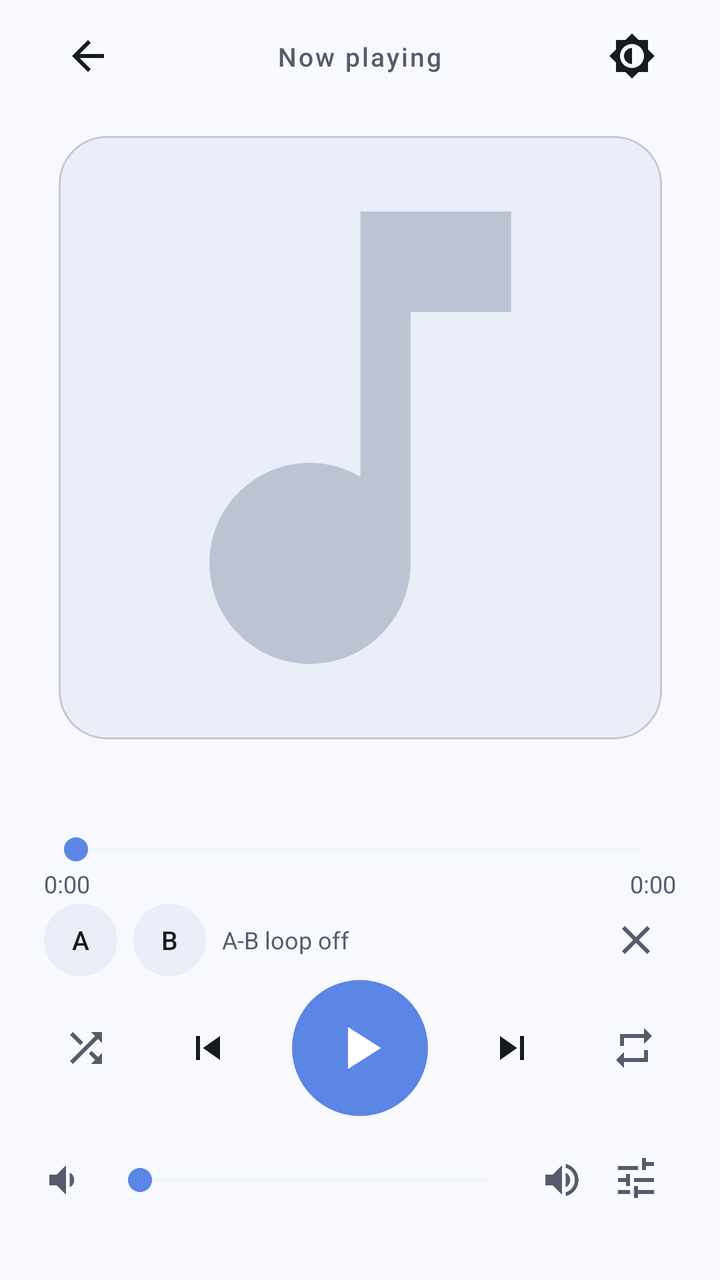
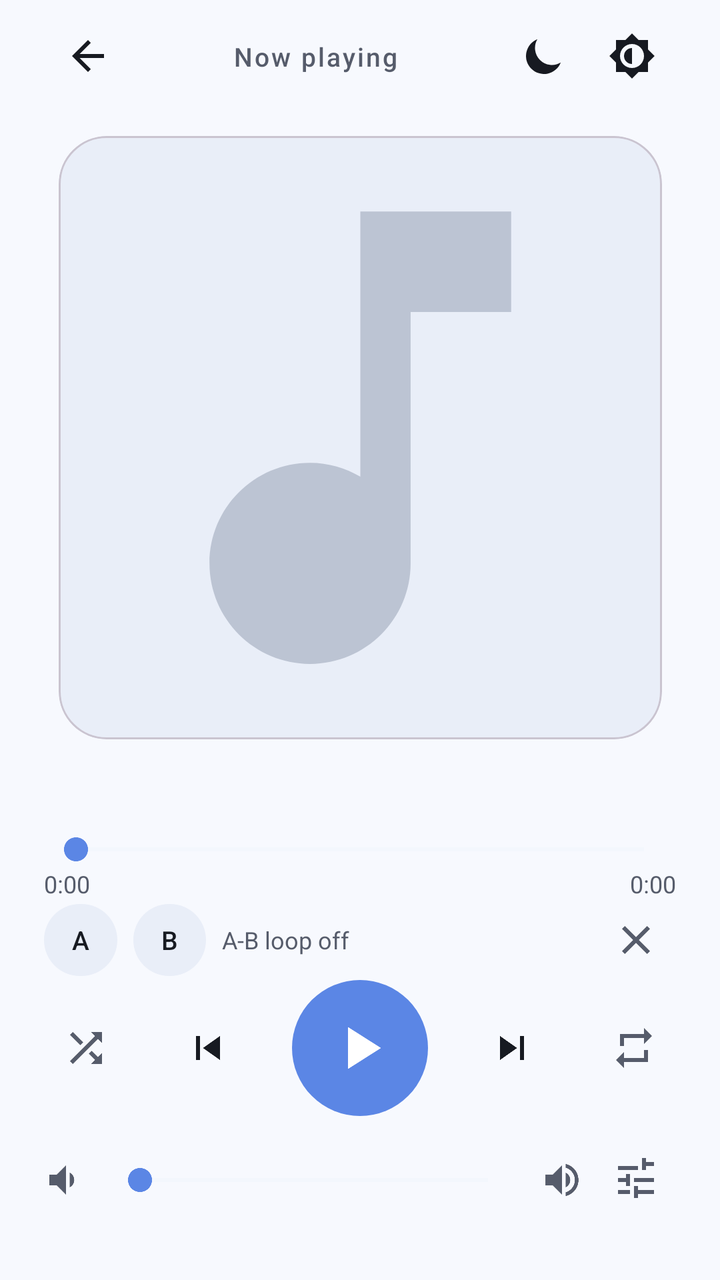

Two renders of the same Android screen: before a commit and after it. Below are the layout's source before the change and the commit's diff.
<!-- AndroidManifest.xml: activity theme Theme.Lull -->
<!-- res/layout/activity_now_playing.xml -->
<?xml version="1.0" encoding="utf-8"?>
<androidx.constraintlayout.widget.ConstraintLayout
    xmlns:android="http://schemas.android.com/apk/res/android"
    xmlns:app="http://schemas.android.com/apk/res-auto"
    android:id="@+id/root"
    android:layout_width="match_parent"
    android:layout_height="match_parent"
    android:fitsSystemWindows="true"
    android:paddingHorizontal="22dp">

    
    <ImageButton
        android:id="@+id/btnBack"
        android:layout_width="44dp"
        android:layout_height="44dp"
        android:layout_marginTop="6dp"
        android:background="?attr/selectableItemBackgroundBorderless"
        android:src="@drawable/ic_back"
        app:tint="?attr/colorOnSurface"
        android:contentDescription="@string/back"
        app:layout_constraintTop_toTopOf="parent"
        app:layout_constraintStart_toStartOf="parent" />

    <TextView
        android:id="@+id/topLabel"
        android:layout_width="wrap_content"
        android:layout_height="wrap_content"
        android:text="@string/now_playing"
        android:textColor="?attr/colorOnSurfaceVariant"
        android:textSize="13sp"
        android:fontFamily="sans-serif-medium"
        android:letterSpacing="0.08"
        app:layout_constraintTop_toTopOf="@id/btnBack"
        app:layout_constraintBottom_toBottomOf="@id/btnBack"
        app:layout_constraintStart_toStartOf="parent"
        app:layout_constraintEnd_toEndOf="parent" />

    <ImageButton
        android:id="@+id/btnTheme"
        android:layout_width="44dp"
        android:layout_height="44dp"
        android:layout_marginTop="6dp"
        android:background="?attr/selectableItemBackgroundBorderless"
        android:src="@drawable/ic_theme"
        app:tint="?attr/colorOnSurface"
        android:contentDescription="@string/theme"
        app:layout_constraintTop_toTopOf="parent"
        app:layout_constraintEnd_toEndOf="parent" />

    
    <com.google.android.material.card.MaterialCardView
        android:id="@+id/artCard"
        android:layout_width="0dp"
        android:layout_height="0dp"
        android:layout_marginTop="18dp"
        app:cardCornerRadius="24dp"
        app:cardElevation="0dp"
        app:layout_constraintDimensionRatio="1:1"
        app:layout_constraintWidth_max="380dp"
        app:layout_constraintHeight_max="380dp"
        app:layout_constraintTop_toBottomOf="@id/btnBack"
        app:layout_constraintBottom_toTopOf="@id/title"
        app:layout_constraintStart_toStartOf="parent"
        app:layout_constraintEnd_toEndOf="parent"
        app:layout_constraintVertical_bias="0.5">

        <ImageView
            android:id="@+id/art"
            android:layout_width="match_parent"
            android:layout_height="match_parent"
            android:scaleType="centerCrop"
            android:src="@drawable/bg_art_big"
            android:contentDescription="@string/now_playing" />
    </com.google.android.material.card.MaterialCardView>

    <TextView
        android:id="@+id/title"
        android:layout_width="match_parent"
        android:layout_height="wrap_content"
        android:gravity="center"
        android:maxLines="1"
        android:ellipsize="end"
        android:textColor="?attr/colorOnSurface"
        android:textSize="20sp"
        android:fontFamily="sans-serif-medium"
        android:text=""
        app:layout_constraintBottom_toTopOf="@id/artist" />

    <TextView
        android:id="@+id/artist"
        android:layout_width="match_parent"
        android:layout_height="wrap_content"
        android:layout_marginTop="3dp"
        android:gravity="center"
        android:maxLines="1"
        android:ellipsize="end"
        android:textColor="?attr/colorOnSurfaceVariant"
        android:textSize="14sp"
        android:text=""
        app:layout_constraintBottom_toTopOf="@id/seekBar" />

    <SeekBar
        android:id="@+id/seekBar"
        android:layout_width="match_parent"
        android:layout_height="wrap_content"
        android:layout_marginTop="14dp"
        android:progressTint="?attr/colorPrimary"
        android:thumbTint="?attr/colorPrimary"
        android:progressBackgroundTint="?attr/colorSurfaceVariant"
        app:layout_constraintBottom_toTopOf="@id/timeRow" />

    <LinearLayout
        android:id="@+id/timeRow"
        android:layout_width="match_parent"
        android:layout_height="wrap_content"
        android:orientation="horizontal"
        app:layout_constraintBottom_toTopOf="@id/abRow">

        <TextView
            android:id="@+id/position"
            android:layout_width="0dp" android:layout_height="wrap_content"
            android:layout_weight="1"
            android:textColor="?attr/colorOnSurfaceVariant" android:textSize="12sp"
            android:text="0:00" />
        <TextView
            android:id="@+id/duration"
            android:layout_width="wrap_content" android:layout_height="wrap_content"
            android:textColor="?attr/colorOnSurfaceVariant" android:textSize="12sp"
            android:text="0:00" />
    </LinearLayout>

    
    <LinearLayout
        android:id="@+id/abRow"
        android:layout_width="match_parent"
        android:layout_height="wrap_content"
        android:layout_marginTop="10dp"
        android:orientation="horizontal"
        android:gravity="center_vertical"
        app:layout_constraintBottom_toTopOf="@id/transport">

        <TextView
            android:id="@+id/btnSetA"
            style="@style/Chip"
            android:text="@string/ab_set_a"
            android:contentDescription="@string/ab_set_a_desc" />

        <TextView
            android:id="@+id/btnSetB"
            style="@style/Chip"
            android:text="@string/ab_set_b"
            android:contentDescription="@string/ab_set_b_desc" />

        <TextView
            android:id="@+id/abStatus"
            android:layout_width="0dp"
            android:layout_height="wrap_content"
            android:layout_weight="1"
            android:maxLines="1"
            android:ellipsize="end"
            android:textColor="?attr/colorOnSurfaceVariant"
            android:textSize="12sp"
            android:text="@string/ab_off" />

        <ImageButton
            android:id="@+id/btnAbClear"
            android:layout_width="40dp"
            android:layout_height="40dp"
            android:background="?attr/selectableItemBackgroundBorderless"
            android:src="@drawable/ic_close"
            app:tint="?attr/colorOnSurfaceVariant"
            android:contentDescription="@string/ab_clear" />
    </LinearLayout>

    
    <LinearLayout
        android:id="@+id/transport"
        android:layout_width="match_parent"
        android:layout_height="wrap_content"
        android:layout_marginTop="6dp"
        android:orientation="horizontal"
        android:gravity="center"
        app:layout_constraintBottom_toTopOf="@id/volumeArea">

        <ImageButton
            android:id="@+id/btnShuffle"
            android:layout_width="46dp" android:layout_height="46dp"
            android:background="?attr/selectableItemBackgroundBorderless"
            android:src="@drawable/ic_shuffle" app:tint="?attr/colorOnSurfaceVariant"
            android:contentDescription="@string/shuffle" />

        <ImageButton
            android:id="@+id/btnPrev"
            android:layout_width="56dp" android:layout_height="56dp"
            android:layout_marginStart="10dp"
            android:background="?attr/selectableItemBackgroundBorderless"
            android:src="@drawable/ic_skip_prev" app:tint="?attr/colorOnSurface"
            android:contentDescription="@string/previous" />

        <ImageButton
            android:id="@+id/btnPlayPause"
            android:layout_width="68dp" android:layout_height="68dp"
            android:layout_marginHorizontal="14dp"
            android:background="@drawable/bg_play_fab"
            android:src="@drawable/ic_play" app:tint="?attr/colorOnPrimary"
            android:scaleType="fitCenter" android:padding="16dp"
            android:contentDescription="@string/play" />

        <ImageButton
            android:id="@+id/btnNext"
            android:layout_width="56dp" android:layout_height="56dp"
            android:layout_marginEnd="10dp"
            android:background="?attr/selectableItemBackgroundBorderless"
            android:src="@drawable/ic_skip_next" app:tint="?attr/colorOnSurface"
            android:contentDescription="@string/next" />

        <ImageButton
            android:id="@+id/btnRepeat"
            android:layout_width="46dp" android:layout_height="46dp"
            android:background="?attr/selectableItemBackgroundBorderless"
            android:src="@drawable/ic_repeat" app:tint="?attr/colorOnSurfaceVariant"
            android:contentDescription="@string/repeat_off" />
    </LinearLayout>

    
    <FrameLayout
        android:id="@+id/volumeArea"
        android:layout_width="match_parent"
        android:layout_height="wrap_content"
        android:layout_marginTop="8dp"
        android:layout_marginBottom="18dp"
        android:minHeight="64dp"
        app:layout_constraintBottom_toBottomOf="parent">

        <LinearLayout
            android:id="@+id/volumeBarRow"
            android:layout_width="match_parent"
            android:layout_height="wrap_content"
            android:layout_gravity="center_vertical"
            android:orientation="horizontal"
            android:gravity="center_vertical">

            <ImageView
                android:layout_width="22dp" android:layout_height="22dp"
                android:src="@drawable/ic_volume_down" app:tint="?attr/colorOnSurfaceVariant"
                android:contentDescription="@string/volume" />
            <SeekBar
                android:id="@+id/volumeBar"
                android:layout_width="0dp" android:layout_height="wrap_content"
                android:layout_weight="1" android:layout_marginHorizontal="10dp"
                android:progressTint="?attr/colorPrimary" android:thumbTint="?attr/colorPrimary"
                android:progressBackgroundTint="?attr/colorSurfaceVariant" />
            <ImageView
                android:layout_width="22dp" android:layout_height="22dp"
                android:src="@drawable/ic_volume_up" app:tint="?attr/colorOnSurfaceVariant"
                android:contentDescription="@string/volume" />
            <ImageButton
                android:id="@+id/btnVolStyleBar"
                android:layout_width="40dp" android:layout_height="40dp"
                android:layout_marginStart="6dp"
                android:background="?attr/selectableItemBackgroundBorderless"
                android:src="@drawable/ic_tune" app:tint="?attr/colorOnSurfaceVariant"
                android:contentDescription="@string/switch_volume_style" />
        </LinearLayout>

        <FrameLayout
            android:id="@+id/volumeKnobWrap"
            android:layout_width="match_parent"
            android:layout_height="132dp"
            android:visibility="gone">

            <com.lull.player.VolumeKnobView
                android:id="@+id/volumeKnob"
                android:layout_width="132dp"
                android:layout_height="132dp"
                android:layout_gravity="center" />

            <ImageButton
                android:id="@+id/btnVolStyleKnob"
                android:layout_width="40dp" android:layout_height="40dp"
                android:layout_gravity="top|end"
                android:background="?attr/selectableItemBackgroundBorderless"
                android:src="@drawable/ic_tune" app:tint="?attr/colorOnSurfaceVariant"
                android:contentDescription="@string/switch_volume_style" />
        </FrameLayout>
    </FrameLayout>
</androidx.constraintlayout.widget.ConstraintLayout>
<!-- resources referenced by this layout -->
<resources>
  <!-- drawable bg_art_big (drawable) -->
  <layer-list xmlns:android="http://schemas.android.com/apk/res/android">
    <item android:drawable="?attr/colorSurfaceVariant"/>
    <item android:width="120dp" android:height="120dp" android:gravity="center" android:drawable="@drawable/ic_note_placeholder"/>
  </layer-list>
  <!-- drawable bg_play_fab (drawable) -->
  <shape xmlns:android="http://schemas.android.com/apk/res/android" android:shape="oval">
    <solid android:color="?attr/colorPrimary"/>
  </shape>
  <!-- drawable ic_back (drawable) -->
  <vector xmlns:android="http://schemas.android.com/apk/res/android"
      android:width="24dp" android:height="24dp"
      android:viewportWidth="24" android:viewportHeight="24">
    <path android:fillColor="#FFFFFFFF" android:pathData="M20,11H7.83l5.59,-5.59L12,4l-8,8 8,8 1.41,-1.41L7.83,13H20z"/>
  </vector>
  <!-- drawable ic_play (drawable) -->
  <vector xmlns:android="http://schemas.android.com/apk/res/android"
      android:width="24dp" android:height="24dp"
      android:viewportWidth="24" android:viewportHeight="24">
    <path android:fillColor="#FFFFFFFF" android:pathData="M8,5v14l11,-7z"/>
  </vector>
  <!-- drawable ic_repeat (drawable) -->
  <vector xmlns:android="http://schemas.android.com/apk/res/android"
      android:width="24dp" android:height="24dp"
      android:viewportWidth="24" android:viewportHeight="24">
    <path android:fillColor="#FFFFFFFF" android:pathData="M7,7h10v3l4,-4 -4,-4v3H5v6h2V7zM17,17H7v-3l-4,4 4,4v-3h12v-6h-2z"/>
  </vector>
  <!-- drawable ic_skip_next (drawable) -->
  <vector xmlns:android="http://schemas.android.com/apk/res/android"
      android:width="24dp" android:height="24dp"
      android:viewportWidth="24" android:viewportHeight="24">
    <path android:fillColor="#FFFFFFFF" android:pathData="M6,18l8.5,-6L6,6v12zM16,6v12h2V6z"/>
  </vector>
  <!-- drawable ic_skip_prev (drawable) -->
  <vector xmlns:android="http://schemas.android.com/apk/res/android"
      android:width="24dp" android:height="24dp"
      android:viewportWidth="24" android:viewportHeight="24">
    <path android:fillColor="#FFFFFFFF" android:pathData="M6,6h2v12H6zM9.5,12l8.5,6V6z"/>
  </vector>
  <!-- drawable ic_volume_down (drawable) -->
  <vector xmlns:android="http://schemas.android.com/apk/res/android"
      android:width="24dp" android:height="24dp"
      android:viewportWidth="24" android:viewportHeight="24">
    <path android:fillColor="#FFFFFFFF" android:pathData="M3,9v6h4l5,5V4L7,9H3zM16.5,12c0,-1.77 -1.02,-3.29 -2.5,-4.03v8.05c1.48,-0.73 2.5,-2.25 2.5,-4.02z"/>
  </vector>
  <string name="ab_clear">Clear A-B loop</string>
  <string name="ab_off">A-B loop off</string>
  <string name="ab_set_a">A</string>
  <string name="ab_set_a_desc">Set loop start</string>
  <string name="ab_set_b">B</string>
  <string name="ab_set_b_desc">Set loop end</string>
  <string name="back">Back</string>
  <string name="next">Next</string>
  <string name="now_playing">Now playing</string>
  <string name="play">Play</string>
  <string name="previous">Previous</string>
  <string name="repeat_off">No repeat</string>
  <string name="shuffle">Shuffle</string>
  <string name="switch_volume_style">Switch volume style</string>
  <string name="theme">Theme</string>
  <string name="volume">Volume</string>
  <!-- drawable bg_chip (drawable) -->
  <shape xmlns:android="http://schemas.android.com/apk/res/android" android:shape="rectangle">
    <solid android:color="?attr/colorSurfaceVariant"/>
    <corners android:radius="18dp"/>
  </shape>
  <color name="brand">#5B86E5</color>
  <color name="on_brand">#FFFFFF</color>
  <color name="brand_dark">#3F66C9</color>
  <color name="white">#FFFFFFFF</color>
  <color name="accent">#36D1C4</color>
  <color name="light_bg">#F7F9FE</color>
  <color name="light_surface">#FFFFFF</color>
  <color name="light_surface_variant">#E9EEF8</color>
  <color name="light_on_surface">#171A21</color>
  <color name="light_on_surface_variant">#565C6B</color>
</resources>

<!-- the commit's change to res/layout/activity_now_playing.xml (unified diff, before → after) -->
@@ -30,10 +30,25 @@
         android:textSize="13sp"
         android:fontFamily="sans-serif-medium"
         android:letterSpacing="0.08"
+        android:maxLines="1"
+        android:ellipsize="end"
         app:layout_constraintTop_toTopOf="@id/btnBack"
         app:layout_constraintBottom_toBottomOf="@id/btnBack"
-        app:layout_constraintStart_toStartOf="parent"
-        app:layout_constraintEnd_toEndOf="parent" />
+        app:layout_constraintStart_toEndOf="@id/btnBack"
+        app:layout_constraintEnd_toStartOf="@id/btnSleep" />
+
+    <ImageButton
+        android:id="@+id/btnSleep"
+        android:layout_width="44dp"
+        android:layout_height="44dp"
+        android:layout_marginTop="6dp"
+        android:background="?attr/selectableItemBackgroundBorderless"
+        android:src="@drawable/ic_sleep_timer"
+        android:padding="10dp"
+        app:tint="?attr/colorOnSurface"
+        android:contentDescription="@string/sleep_timer"
+        app:layout_constraintTop_toTopOf="parent"
+        app:layout_constraintEnd_toStartOf="@id/btnTheme" />
 
     <ImageButton
         android:id="@+id/btnTheme"
<!-- resource entries referenced after the edit -->
@@ -58,6 +58,7 @@
   <string name="previous">Previous</string>
   <string name="repeat_off">No repeat</string>
   <string name="shuffle">Shuffle</string>
+  <string name="sleep_timer">Sleep timer</string>
   <string name="switch_volume_style">Switch volume style</string>
   <string name="theme">Theme</string>
   <string name="volume">Volume</string>
